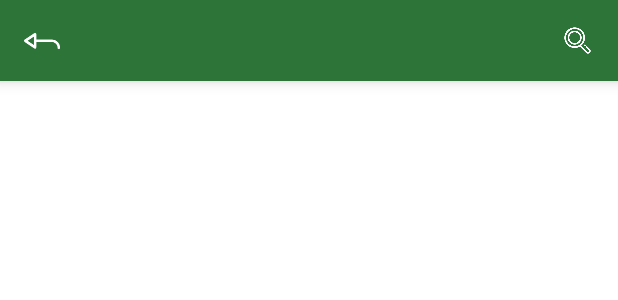
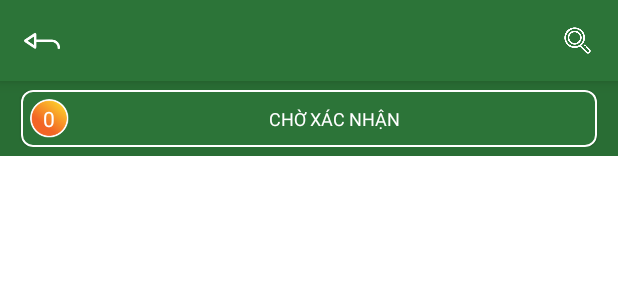
Before and after one commit to NguyenDungQuoc/Oplus, an Android app: the layout activity_confirm.xml on its own in the app's theme, with its tools: preview values and no code run, on a phone screen of 412 x 824 dp. Shown: the top 300 px of the screen. Run offline under Robolectric (Android 15) with nearby library versions, the phone set to English and light mode, and no system bars; network calls fail.

Commit message:
status confirm inventory

```diff
--- a/app/src/main/java/com/example/oplus/interface/InventoryInterface.kt
+++ b/app/src/main/java/com/example/oplus/interface/InventoryInterface.kt
@@ -9,7 +9,9 @@ interface InventoryInterface {
     @POST("api/tonkho/GetSoLuongTonKho")
     fun getSoLuongTonKHo() : Call<BaseResponse<ResultStatusInventory>>
     @POST("api/tonkho/GetDanhSachTonKho")
-    fun getDanhSachTonKho(@Body danhSachTonKho:DanhSachTonKhoRequestDTO): Call<BaseResponse<ResultItemInventory>>
+    fun getDanhSachTonKho(@Body danhSachTonKho:DanhSachTonKhoRequestDTO): Call<BaseResponse<BaseResultItem<FarmDevice>>>
     @POST("api/tonkho/LayThuocTinhDong")
     fun getThuocTinhDong(@Body thuocTinhDong: ThuocTinhDongRequestDTO): Call<BaseResponse<ResultThuocTinhDong>>
+    @POST("api/tonkho/DemLichMuaHang")
+    fun demLichMuaHang(@Body xacNhan: XacNhanRequestDTO): Call<BaseResponse<BaseResultItem<StatusConfirmInventory>>>
 }
--- /dev/null
+++ b/app/src/main/java/com/example/oplus/model/BaseResultItem.kt
@@ -0,0 +1,5 @@
+package com.example.oplus.model
+
+data class BaseResultItem<T>(
+    var Items: MutableList<T>? = null
+)
--- a/app/src/main/java/com/example/oplus/model/ResultItemInventory.kt
+++ /dev/null
@@ -1,5 +0,0 @@
-package com.example.oplus.model
-
-data class ResultItemInventory(
-    var Items: MutableList<FarmDevice>? = null
-)
--- /dev/null
+++ b/app/src/main/java/com/example/oplus/model/XacNhanRequestDTO.kt
@@ -0,0 +1,6 @@
+package com.example.oplus.model
+
+class XacNhanRequestDTO {
+    var ID:Int?= null
+    var XacNhan:Boolean = false
+}
--- /dev/null
+++ b/app/src/main/res/color/selector_status_button_color.xml
@@ -0,0 +1,5 @@
+<?xml version="1.0" encoding="utf-8"?>
+<selector xmlns:android="http://schemas.android.com/apk/res/android">
+    <item android:color="@color/colorGreen" android:state_selected="false"/>
+    <item android:color="@color/white" android:state_selected="true"/>
+</selector>
--- /dev/null
+++ b/app/src/main/res/color/selector_status_text_color.xml
@@ -0,0 +1,5 @@
+<?xml version="1.0" encoding="utf-8"?>
+<selector xmlns:android="http://schemas.android.com/apk/res/android">
+    <item android:color="@color/white" android:state_selected="false"/>
+    <item android:color="@color/colorGreen" android:state_selected="true"/>
+</selector>
--- /dev/null
+++ b/app/src/main/res/drawable/selector_status_button_color_cpy.xml
@@ -0,0 +1,5 @@
+<?xml version="1.0" encoding="utf-8"?>
+<selector xmlns:android="http://schemas.android.com/apk/res/android">
+    <item android:drawable="@color/colorGreen" android:state_selected="false"/>
+    <item android:drawable="@color/white" android:state_selected="true"/>
+</selector>
--- a/app/src/main/res/layout/activity_confirm.xml
+++ b/app/src/main/res/layout/activity_confirm.xml
@@ -1,5 +1,6 @@
 <?xml version="1.0" encoding="utf-8"?>
 <androidx.constraintlayout.widget.ConstraintLayout xmlns:android="http://schemas.android.com/apk/res/android"
+    xmlns:app="http://schemas.android.com/apk/res-auto"
     xmlns:tools="http://schemas.android.com/tools"
     android:layout_width="match_parent"
     android:layout_height="match_parent"
@@ -7,4 +8,27 @@
 
     <include layout="@layout/toolbar_menu_dashboard" />
 
+    <androidx.constraintlayout.widget.ConstraintLayout
+        android:layout_width="0dp"
+        android:layout_height="wrap_content"
+        android:background="@color/colorPrimaryDark"
+        app:layout_constraintEnd_toEndOf="parent"
+        app:layout_constraintStart_toStartOf="parent"
+        app:layout_constraintTop_toBottomOf="@+id/toolbarMenu"
+        app:layout_constraintWidth_percent="1">
+
+        <androidx.recyclerview.widget.RecyclerView
+            android:id="@+id/rvStatusConfirm"
+            android:layout_width="0dp"
+            android:layout_height="wrap_content"
+            android:layout_marginTop="6dp"
+            android:layout_marginBottom="6dp"
+            app:layout_constraintBottom_toBottomOf="parent"
+            app:layout_constraintEnd_toEndOf="parent"
+            app:layout_constraintStart_toStartOf="parent"
+            app:layout_constraintTop_toTopOf="parent"
+            app:layout_constraintWidth_percent=".96"
+            tools:itemCount="1"
+            tools:listitem="@layout/row_button_confirm" />
+    </androidx.constraintlayout.widget.ConstraintLayout>
 </androidx.constraintlayout.widget.ConstraintLayout>
--- a/app/src/main/res/layout/fragment_inventory.xml
+++ b/app/src/main/res/layout/fragment_inventory.xml
@@ -19,7 +19,7 @@
         android:elevation="10dp"
         app:layout_constraintEnd_toEndOf="parent"
         app:layout_constraintStart_toStartOf="parent"
-        app:layout_constraintTop_toBottomOf="@+id/toolbarMenuDashboard"
+        app:layout_constraintTop_toBottomOf="@+id/toolbarMenu"
         app:layout_constraintWidth_percent=".94">
 
         <androidx.constraintlayout.widget.ConstraintLayout
--- /dev/null
+++ b/app/src/main/res/layout/row_button_confirm.xml
@@ -0,0 +1,49 @@
+<?xml version="1.0" encoding="utf-8"?>
+<com.google.android.material.card.MaterialCardView
+    android:layout_width="match_parent"
+    android:layout_height="wrap_content"
+    xmlns:android="http://schemas.android.com/apk/res/android"
+    xmlns:app="http://schemas.android.com/apk/res-auto"
+    xmlns:tools="http://schemas.android.com/tools"
+    android:layout_marginStart="6dp"
+    app:strokeColor="@color/white"
+    app:strokeWidth="1dp"
+    android:layout_marginEnd="6dp"
+    app:cardCornerRadius="8dp"
+    >
+    <androidx.constraintlayout.widget.ConstraintLayout
+        android:id="@+id/ctConfirm"
+        android:layout_width="match_parent"
+        android:layout_height="wrap_content"
+        android:background="@drawable/selector_status_button_color_cpy"
+       >
+
+        <androidx.appcompat.widget.AppCompatTextView
+            android:id="@+id/tvBadgeConfirm"
+            android:layout_width="30dp"
+            android:layout_height="30dp"
+            android:layout_marginStart="4dp"
+            android:layout_marginTop="4dp"
+            android:layout_marginBottom="4dp"
+            android:background="@drawable/icon_badge"
+            android:gravity="center"
+            android:textColor="@color/white"
+            app:layout_constraintBottom_toBottomOf="parent"
+            app:layout_constraintStart_toStartOf="parent"
+            app:layout_constraintTop_toTopOf="parent"
+            tools:text="0" />
+        <androidx.appcompat.widget.AppCompatTextView
+            android:id="@+id/tvTitleStatus"
+            android:layout_width="0dp"
+            android:layout_height="wrap_content"
+            app:layout_constraintTop_toTopOf="parent"
+            android:textColor="@color/selector_status_text_color"
+            app:layout_constraintEnd_toEndOf="parent"
+            android:gravity="center"
+            android:textSize="12sp"
+            app:layout_constraintBottom_toBottomOf="parent"
+            app:layout_constraintStart_toEndOf="@id/tvBadgeConfirm"
+            tools:text="CHỜ XÁC NHẬN"/>
+
+    </androidx.constraintlayout.widget.ConstraintLayout>
+</com.google.android.material.card.MaterialCardView>
--- a/app/src/main/res/layout/toolbar_menu_dashboard.xml
+++ b/app/src/main/res/layout/toolbar_menu_dashboard.xml
@@ -4,7 +4,7 @@
     android:layout_height="wrap_content"
     xmlns:app="http://schemas.android.com/apk/res-auto"
     xmlns:tools="http://schemas.android.com/tools"
-    android:id="@+id/toolbarMenuDashboard"
+    android:id="@+id/toolbarMenu"
     android:background="@color/colorGreen"
     android:elevation="6dp">
 
--- a/app/src/main/res/values/colors.xml
+++ b/app/src/main/res/values/colors.xml
@@ -1,7 +1,7 @@
 <?xml version="1.0" encoding="utf-8"?>
 <resources>
-    <color name="colorPrimary">#6200EE</color>
-    <color name="colorPrimaryDark">#3700B3</color>
+    <color name="colorPrimary">#2C7438</color>
+    <color name="colorPrimaryDark">#296D34</color>
     <color name="colorAccent">#03DAC5</color>
     <color name="colorGreen">#2C7438</color>
     <color name="red">#ff0101</color>
```
Also changed, not shown: app/src/main/java/com/example/oplus/ConfirmActivity.kt (+43 -1 lines), app/src/main/java/com/example/oplus/adapter/StatusConfirmAdapter.kt (added, +69 -0 lines), app/src/main/java/com/example/oplus/model/StatusConfirmInventory.kt (added, +8 -0 lines), app/src/main/java/com/example/oplus/repository/InventoryRepository.kt (+41 -9 lines), app/src/main/java/com/example/oplus/viewmodel/InventoryViewModel.kt (+16 -9 lines).
